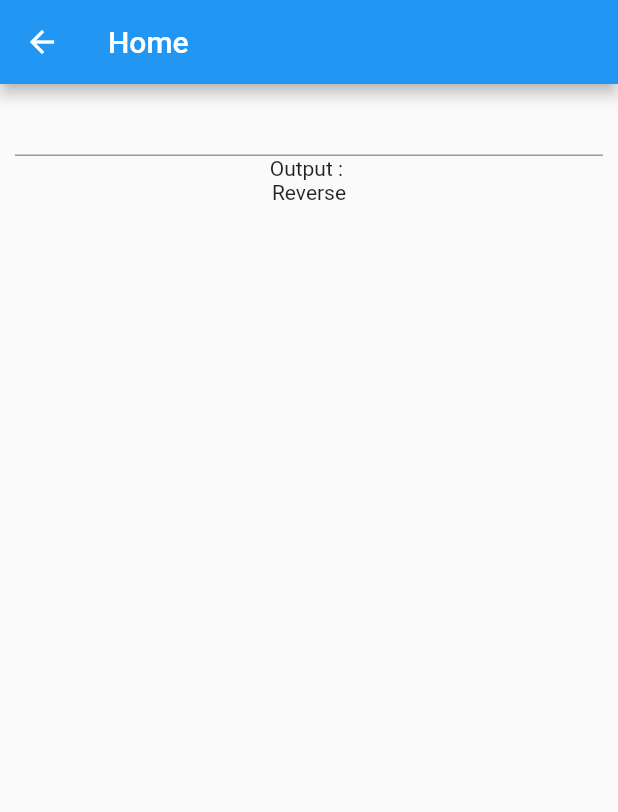
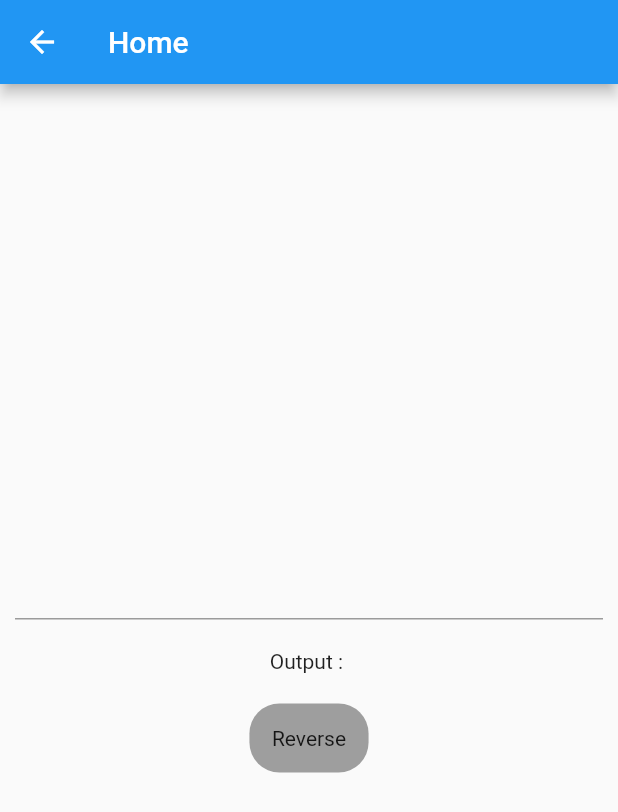
Before and after one commit to ahmadvicky/testingRefactory, a Flutter app: the HomeScreen screen opened directly, on a phone screen of 412 x 824 dp. Shown: the top 812 px of the screen. Run offline on Flutter 3.47's test engine with Material 2 defaults, Android fonts, the phone set to English and light mode, and no system bars.

Commit message:
update testing

```diff
--- a/refactory_testing/lib/Screen/home.dart
+++ b/refactory_testing/lib/Screen/home.dart
@@ -26,9 +26,8 @@ class _HomeScreen extends State<HomeScreen> {
       appBar: AppBar(
         title: Text('Home'),
       ),
-      body: SingleChildScrollView(
-        scrollDirection: Axis.vertical,
-        child: Column(
+      body: Column(
+        mainAxisAlignment: MainAxisAlignment.center,
         children: [
           Container(
             padding: EdgeInsets.only(left: 10,right: 10),
@@ -37,6 +36,7 @@ class _HomeScreen extends State<HomeScreen> {
             ),
           ),
           Container(
+            margin: EdgeInsets.all(20),
             child: Text(
               'Output : $hasil'
             ),
@@ -47,13 +47,18 @@ class _HomeScreen extends State<HomeScreen> {
               setState(() {});
             },
             child: Container(
+              decoration: BoxDecoration(
+                borderRadius: BorderRadius.circular(20),
+                color: Colors.grey,
+
+              ),
+              padding: EdgeInsets.all(15),
               child: Text(
                 'Reverse'
               ),
             ),
           )
         ],
-        ),
       )
     );
   }
```
Lines whose indentation alone changed are shown as unchanged.
